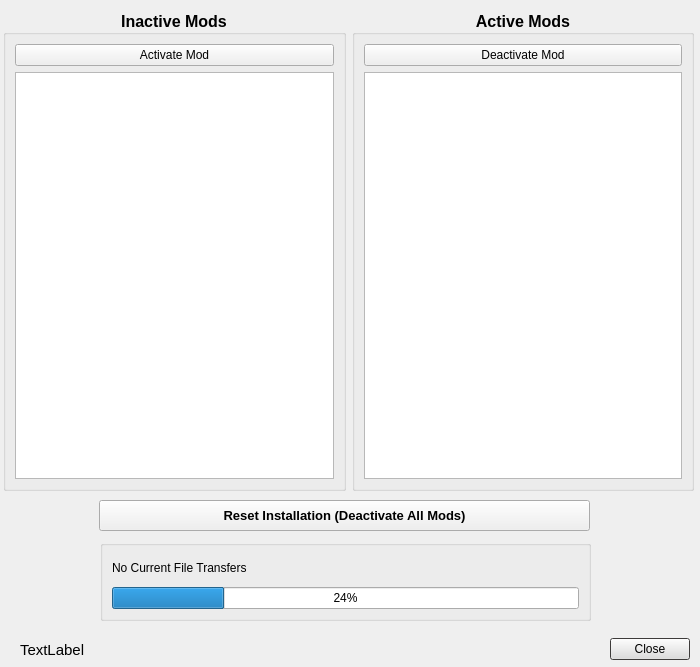
Above: modules/ModManager.ui from rainmakerv3/BB_Launcher before the change. Below: the same form after it.
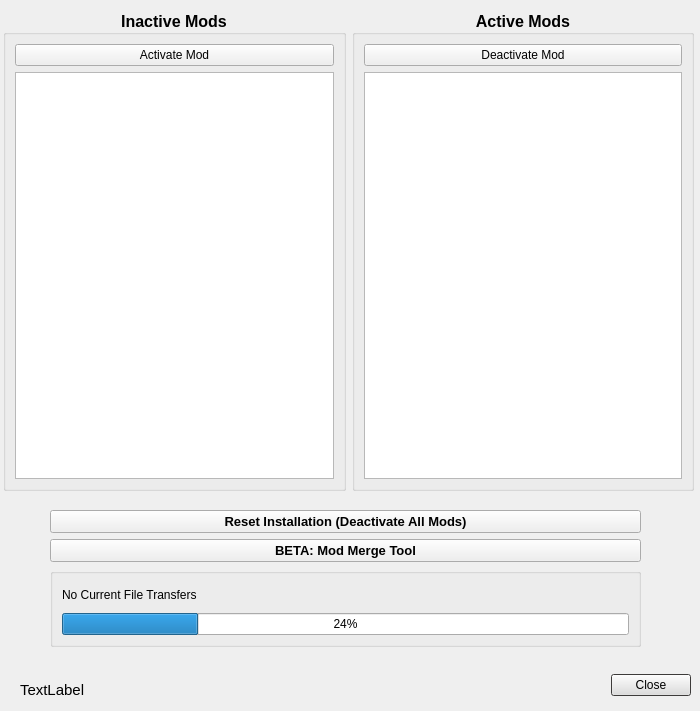
That is the form after the change.

Commit message: Mod Merge Tool - early beta and Windows only

Diff of the .ui file:
```diff
--- a/modules/ModManager.ui
+++ b/modules/ModManager.ui
@@ -7,7 +7,7 @@
     <x>0</x>
     <y>0</y>
     <width>700</width>
-    <height>667</height>
+    <height>711</height>
    </rect>
   </property>
   <property name="windowTitle">
@@ -167,40 +167,11 @@
     </item>
    </layout>
   </widget>
-  <widget class="QGroupBox" name="groupBox_3">
-   <property name="geometry">
-    <rect>
-     <x>100</x>
-     <y>540</y>
-     <width>491</width>
-     <height>81</height>
-    </rect>
-   </property>
-   <property name="title">
-    <string/>
-   </property>
-   <layout class="QVBoxLayout" name="verticalLayout_2">
-    <item>
-     <widget class="QLabel" name="FileTransferLabel">
-      <property name="text">
-       <string>No Current File Transfers</string>
-      </property>
-     </widget>
-    </item>
-    <item>
-     <widget class="QProgressBar" name="progressBar">
-      <property name="value">
-       <number>24</number>
-      </property>
-     </widget>
-    </item>
-   </layout>
-  </widget>
   <widget class="QDialogButtonBox" name="buttonBox">
    <property name="geometry">
     <rect>
-     <x>609</x>
-     <y>634</y>
+     <x>610</x>
+     <y>670</y>
      <width>81</width>
      <height>31</height>
     </rect>
@@ -251,30 +222,11 @@
     <set>QDialogButtonBox::StandardButton::Close</set>
    </property>
   </widget>
-  <widget class="QPushButton" name="ResetButton">
-   <property name="geometry">
-    <rect>
-     <x>99</x>
-     <y>500</y>
-     <width>491</width>
-     <height>31</height>
-    </rect>
-   </property>
-   <property name="font">
-    <font>
-     <pointsize>10</pointsize>
-     <bold>true</bold>
-    </font>
-   </property>
-   <property name="text">
-    <string>Reset Installation (Deactivate All Mods)</string>
-   </property>
-  </widget>
   <widget class="QLabel" name="ModHelpLabel">
    <property name="geometry">
     <rect>
      <x>20</x>
-     <y>630</y>
+     <y>670</y>
      <width>571</width>
      <height>39</height>
     </rect>
@@ -292,6 +244,67 @@
     <bool>false</bool>
    </property>
   </widget>
+  <widget class="QWidget" name="verticalLayoutWidget">
+   <property name="geometry">
+    <rect>
+     <x>50</x>
+     <y>510</y>
+     <width>591</width>
+     <height>137</height>
+    </rect>
+   </property>
+   <layout class="QVBoxLayout" name="verticalLayout_4">
+    <item>
+     <widget class="QPushButton" name="ResetButton">
+      <property name="font">
+       <font>
+        <pointsize>10</pointsize>
+        <bold>true</bold>
+       </font>
+      </property>
+      <property name="text">
+       <string>Reset Installation (Deactivate All Mods)</string>
+      </property>
+     </widget>
+    </item>
+    <item>
+     <widget class="QPushButton" name="mergeButton">
+      <property name="font">
+       <font>
+        <pointsize>10</pointsize>
+        <bold>true</bold>
+       </font>
+      </property>
+      <property name="text">
+       <string>BETA: Mod Merge Tool</string>
+      </property>
+     </widget>
+    </item>
+    <item>
+     <widget class="QGroupBox" name="groupBox_3">
+      <property name="title">
+       <string/>
+      </property>
+      <layout class="QVBoxLayout" name="verticalLayout_2">
+       <item>
+        <widget class="QLabel" name="FileTransferLabel">
+         <property name="text">
+          <string>No Current File Transfers</string>
+         </property>
+        </widget>
+       </item>
+       <item>
+        <widget class="QProgressBar" name="progressBar">
+         <property name="value">
+          <number>24</number>
+         </property>
+        </widget>
+       </item>
+      </layout>
+     </widget>
+    </item>
+   </layout>
+  </widget>
  </widget>
  <resources/>
  <connections>
```
The commit also changes 7 other files.
